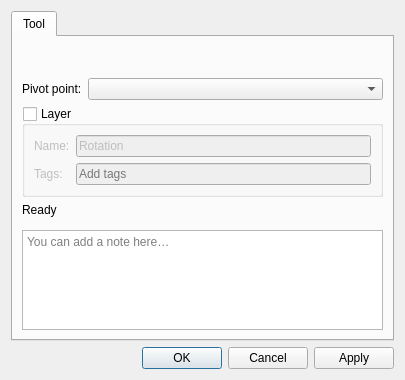
First picture: the form in src/libs/vtools/dialogs/tools/dialogrotation.ui, repository equinox-patterns/Ostara, before the edit.
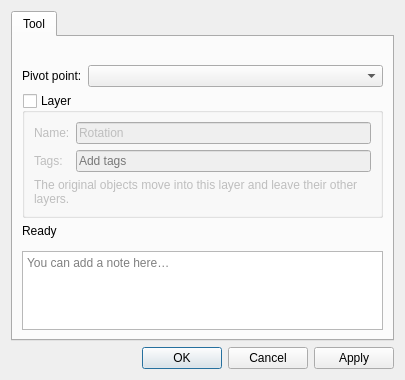
Second picture: the form after the edit. Icons and pictures are not drawn. Custom widgets are drawn as their Qt base class.

The edit to the form file:
```diff
--- a/src/libs/vtools/dialogs/tools/dialogrotation.ui
+++ b/src/libs/vtools/dialogs/tools/dialogrotation.ui
@@ -127,6 +127,16 @@
             </property>
            </widget>
           </item>
+          <item row="2" column="0" colspan="2">
+           <widget class="QLabel" name="labelLayerHint">
+            <property name="text">
+             <string>The original objects move into this layer and leave their other layers.</string>
+            </property>
+            <property name="wordWrap">
+             <bool>true</bool>
+            </property>
+           </widget>
+          </item>
          </layout>
         </widget>
        </item>
```
